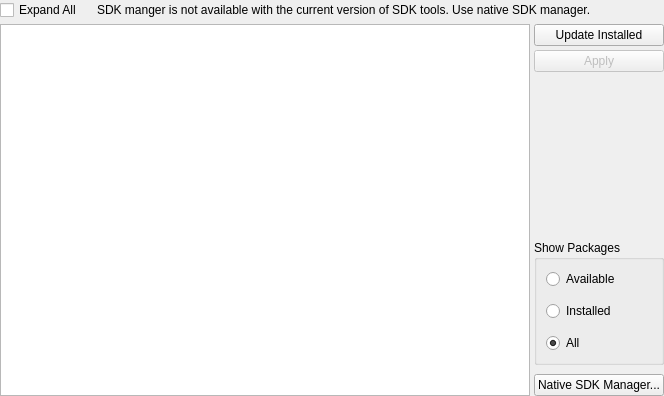
First picture: the form in src/plugins/android/androidsdkmanagerwidget.ui, repository qt-creator/qt-creator, before the edit.
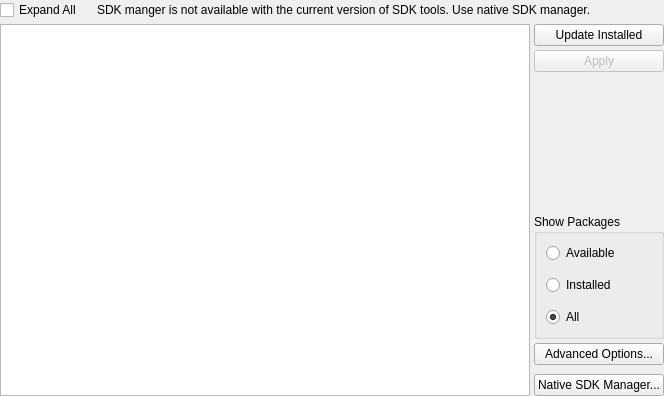
Second picture: the form after the edit. Custom widgets are drawn as their Qt base class.

What changed in the file:
```diff
--- a/src/plugins/android/androidsdkmanagerwidget.ui
+++ b/src/plugins/android/androidsdkmanagerwidget.ui
@@ -175,6 +175,13 @@
            </layout>
           </widget>
          </item>
+         <item>
+          <widget class="QPushButton" name="optionsButton">
+           <property name="text">
+            <string>Advanced Options...</string>
+           </property>
+          </widget>
+         </item>
          <item>
           <spacer name="verticalSpacer_2">
            <property name="orientation">
```
